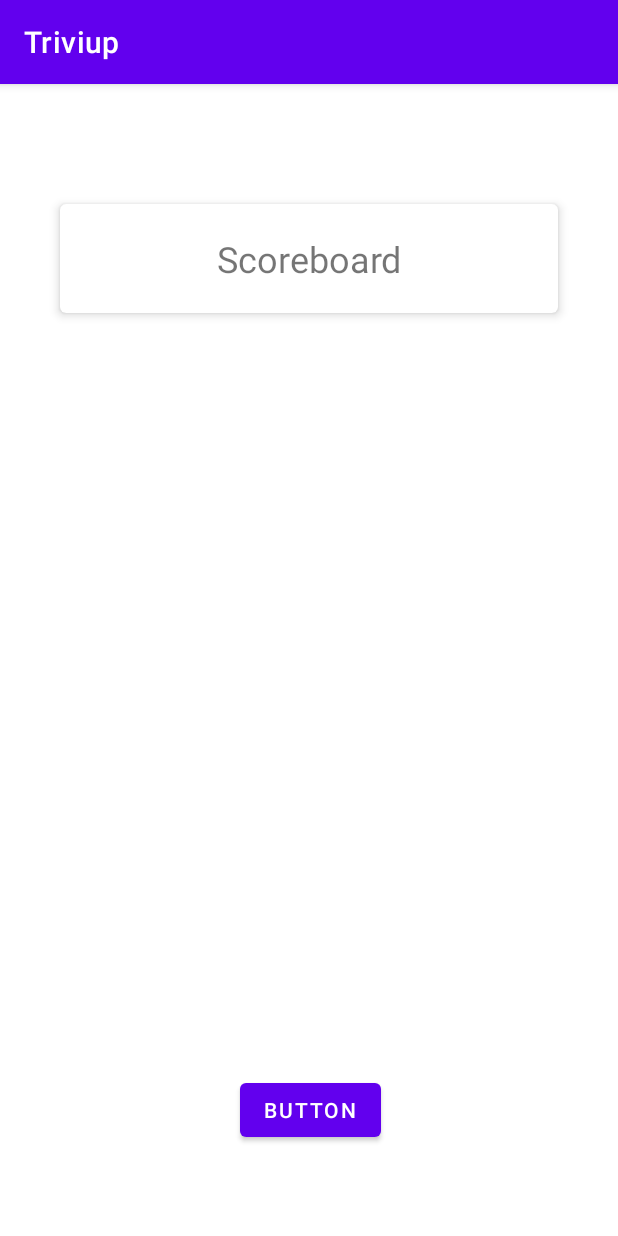
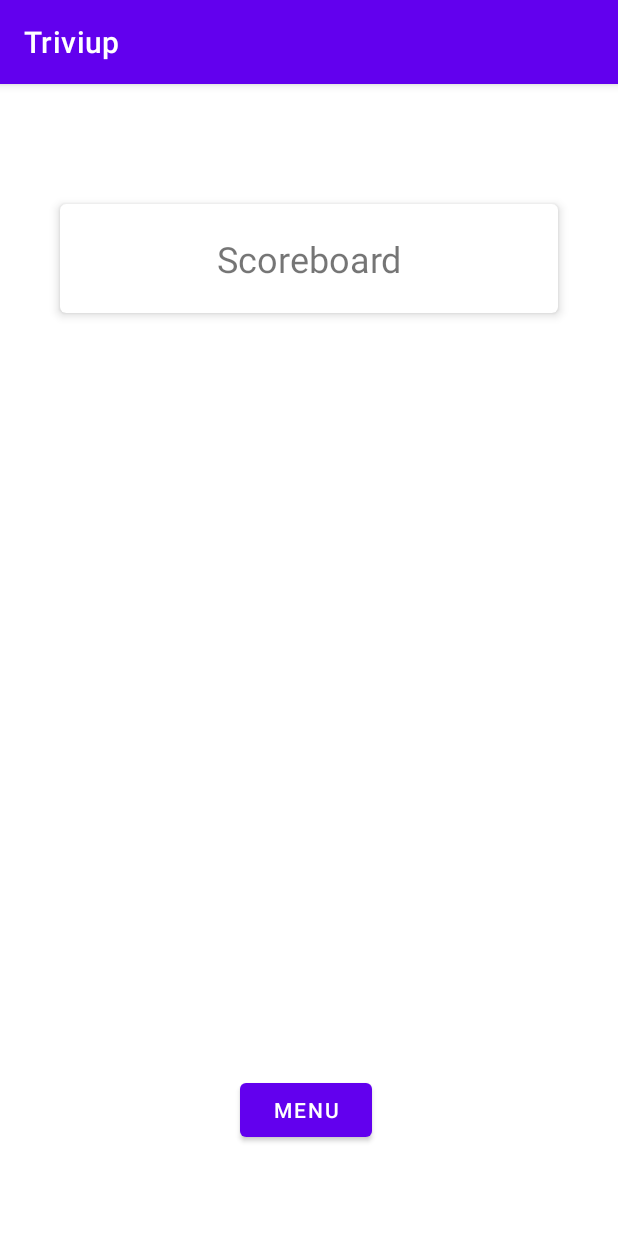
Before and after one commit to RosalieBdm/Triviup, an Android app: the RankingFragment screen opened through its navigation route, on a phone screen of 412 x 824 dp. Run offline under Robolectric (Android 15) with nearby library versions, the phone set to English and light mode, and no system bars; our stand-ins replace Firebase (no records; nobody signed in at launch, a user with empty details on screens opened directly), navigation-ui.

Commit message:
rename button

```diff
--- /dev/null
+++ b/app/src/main/java/com/example/triviup/utils/SECRETS.kt
@@ -0,0 +1,5 @@
+package com.example.triviup.utils
+
+object SECRETS {
+    const val API_NINJA_KEY = "0kz9RSdX6IZs/uPLqODXyw==sX0Jqiia3XDCXBPN"
+}
--- a/app/src/main/res/layout/fragment_ranking.xml
+++ b/app/src/main/res/layout/fragment_ranking.xml
@@ -53,7 +53,7 @@
         android:id="@+id/button_to_result"
         android:layout_width="wrap_content"
         android:layout_height="wrap_content"
-        android:text="Button"
+        android:text="@string/menu"
         android:translationX="160sp"
         android:translationY="660sp"/>
 
--- a/app/src/main/res/values/strings.xml
+++ b/app/src/main/res/values/strings.xml
@@ -15,4 +15,5 @@
     <string name="skip">Skip</string>
     <string name="username">Username</string>
     <string name="scoreboard">Scoreboard</string>
+    <string name="menu">Menu</string>
 </resources>
```
